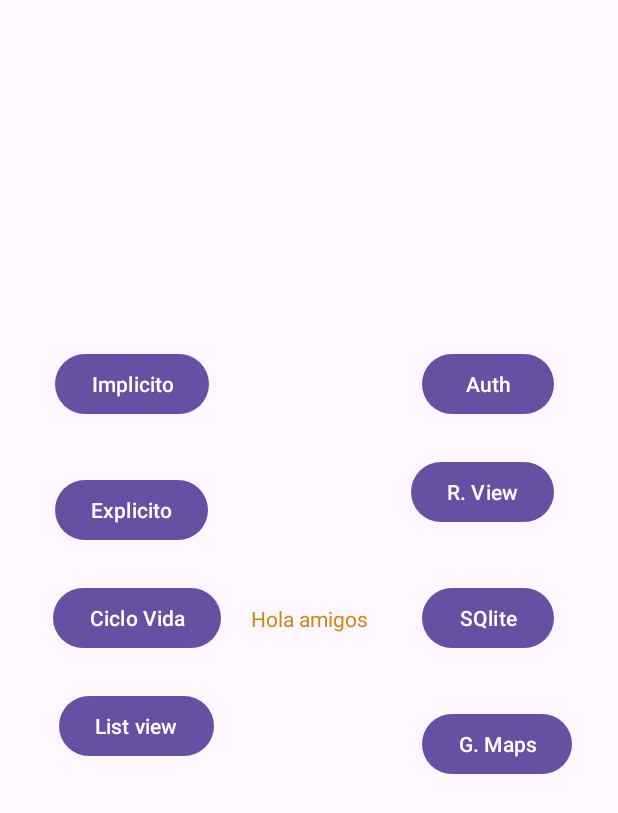
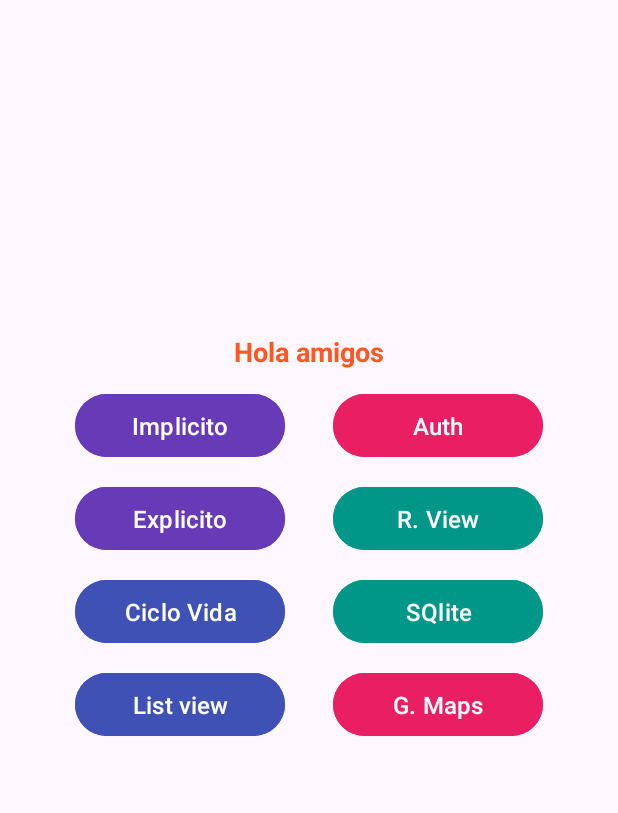
Before and after one commit to MOV-2024-B-CC-GR1/mov-gr1-calahorrano-cualchi-david-alejandro, an Android app: the screen it shows after launch (MainActivity), on a phone screen of 412 x 824 dp. Shown: the top 813 px of the screen. Run offline under Robolectric (Android 15) with nearby library versions, the phone set to English and light mode, and no system bars.

Commit message:
Refactored layout of activity_main.xml with added guideline, buttons and constraints and styles.

```diff
--- a/Android-01/app/src/main/res/layout/activity_main.xml
+++ b/Android-01/app/src/main/res/layout/activity_main.xml
@@ -8,104 +8,140 @@
     tools:context=".MainActivity"
     tools:ignore="DuplicateIds">
 
+    <!-- Línea guía para centrar mejor los elementos -->
+    <androidx.constraintlayout.widget.Guideline
+        android:id="@+id/guideline_vertical"
+        android:layout_width="wrap_content"
+        android:layout_height="wrap_content"
+        app:layout_constraintGuide_percent="0.5"
+        android:orientation="vertical" />
+
     <TextView
         android:id="@+id/textView"
         android:layout_width="wrap_content"
         android:layout_height="wrap_content"
-        android:text="@string/saludo"
-        android:textColor="@color/saludo_color"
-        app:layout_constraintBottom_toBottomOf="parent"
+        android:text="Hola amigos"
+        android:textColor="#FF5722"
+        android:textSize="18sp"
+        android:textStyle="bold"
+        app:layout_constraintBottom_toTopOf="@+id/btn_ciclo_vida"
         app:layout_constraintEnd_toEndOf="parent"
         app:layout_constraintStart_toStartOf="parent"
-        app:layout_constraintTop_toTopOf="parent" />
+        app:layout_constraintTop_toTopOf="parent"
+        app:layout_constraintVertical_bias="0.62" />
+
+    <!-- Botones de la izquierda -->
+    <Button
+        android:id="@+id/btn_ir_intent_implicito"
+        android:layout_width="140dp"
+        android:layout_height="50dp"
+        android:text="Implicito"
+        android:backgroundTint="#673AB7"
+        android:textColor="#FFFFFF"
+        android:textSize="16sp"
+        android:cornerRadius="16dp"
+        app:layout_constraintEnd_toStartOf="@id/guideline_vertical"
+        app:layout_constraintTop_toBottomOf="@+id/textView"
+        android:layout_marginEnd="16dp"
+        android:layout_marginTop="12dp" />
+
+    <Button
+        android:id="@+id/btn_ir_intent_explicito"
+        android:layout_width="140dp"
+        android:layout_height="50dp"
+        android:text="Explicito"
+        android:backgroundTint="#673AB7"
+        android:textColor="#FFFFFF"
+        android:textSize="16sp"
+        android:cornerRadius="16dp"
+        app:layout_constraintEnd_toStartOf="@id/guideline_vertical"
+        app:layout_constraintTop_toBottomOf="@+id/btn_ir_intent_implicito"
+        android:layout_marginEnd="16dp"
+        android:layout_marginTop="12dp" />
 
     <Button
         android:id="@+id/btn_ciclo_vida"
-        android:layout_width="wrap_content"
-        android:layout_height="wrap_content"
-        android:layout_marginEnd="20dp"
+        android:layout_width="140dp"
+        android:layout_height="50dp"
         android:text="Ciclo Vida"
-        app:layout_constraintBottom_toBottomOf="@+id/textView"
-        app:layout_constraintEnd_toStartOf="@+id/textView"
-        app:layout_constraintTop_toTopOf="@+id/textView"
-        app:layout_constraintVertical_bias="0.517" />
+        android:backgroundTint="#3F51B5"
+        android:textColor="#FFFFFF"
+        android:textSize="16sp"
+        android:cornerRadius="16dp"
+        app:layout_constraintEnd_toStartOf="@id/guideline_vertical"
+        app:layout_constraintTop_toBottomOf="@+id/btn_ir_intent_explicito"
+        android:layout_marginEnd="16dp"
+        android:layout_marginTop="12dp" />
 
     <Button
         android:id="@+id/btn_ir_list_view"
-        android:layout_width="wrap_content"
-        android:layout_height="wrap_content"
-        android:layout_marginTop="24dp"
+        android:layout_width="140dp"
+        android:layout_height="50dp"
         android:text="List view"
-        app:layout_constraintEnd_toEndOf="@+id/btn_ciclo_vida"
-        app:layout_constraintHorizontal_bias="0.476"
-        app:layout_constraintStart_toStartOf="@+id/btn_ciclo_vida"
-        app:layout_constraintTop_toBottomOf="@+id/btn_ciclo_vida" />
+        android:backgroundTint="#3F51B5"
+        android:textColor="#FFFFFF"
+        android:textSize="16sp"
+        android:cornerRadius="16dp"
+        app:layout_constraintEnd_toStartOf="@id/guideline_vertical"
+        app:layout_constraintTop_toBottomOf="@+id/btn_ciclo_vida"
+        android:layout_marginEnd="16dp"
+        android:layout_marginTop="12dp" />
+
+    <!-- Botones de la derecha -->
+    <Button
+        android:id="@+id/btn_intent_firebase_ui"
+        android:layout_width="140dp"
+        android:layout_height="50dp"
+        android:text="Auth"
+        android:backgroundTint="#E91E63"
+        android:textColor="#FFFFFF"
+        android:textSize="16sp"
+        android:cornerRadius="16dp"
+        app:layout_constraintStart_toEndOf="@id/guideline_vertical"
+        app:layout_constraintTop_toBottomOf="@+id/textView"
+        android:layout_marginStart="16dp"
+        android:layout_marginTop="12dp" />
 
     <Button
-        android:id="@+id/btn_ir_intent_explicito"
-        android:layout_width="wrap_content"
-        android:layout_height="wrap_content"
-        android:layout_marginBottom="24dp"
-        android:text="Explicito"
-        app:layout_constraintBottom_toTopOf="@+id/btn_ciclo_vida"
-        app:layout_constraintEnd_toEndOf="@+id/btn_ciclo_vida"
-        app:layout_constraintHorizontal_bias="0.142"
-        app:layout_constraintStart_toStartOf="@+id/btn_ciclo_vida" />
-
-    <Button
-        android:id="@+id/btn_ir_intent_implicito"
-        android:layout_width="wrap_content"
-        android:layout_height="wrap_content"
-        android:layout_marginBottom="36dp"
-        android:text="Implicito"
-        app:layout_constraintBottom_toTopOf="@+id/btn_ir_intent_explicito"
-        app:layout_constraintEnd_toEndOf="@+id/btn_ir_intent_explicito"
-        app:layout_constraintHorizontal_bias="0.0"
-        app:layout_constraintStart_toStartOf="@+id/btn_ir_intent_explicito" />
+        android:id="@+id/btn_recycler_view"
+        android:layout_width="140dp"
+        android:layout_height="50dp"
+        android:text="R. View"
+        android:backgroundTint="#009688"
+        android:textColor="#FFFFFF"
+        android:textSize="16sp"
+        android:cornerRadius="16dp"
+        app:layout_constraintStart_toEndOf="@id/guideline_vertical"
+        app:layout_constraintTop_toBottomOf="@+id/btn_intent_firebase_ui"
+        android:layout_marginStart="16dp"
+        android:layout_marginTop="12dp" />
 
     <Button
         android:id="@+id/btn_sqlite"
-        android:layout_width="wrap_content"
-        android:layout_height="wrap_content"
-        android:layout_marginStart="36dp"
+        android:layout_width="140dp"
+        android:layout_height="50dp"
         android:text="SQlite"
-        app:layout_constraintBottom_toBottomOf="@+id/textView"
-        app:layout_constraintStart_toEndOf="@+id/textView"
-        app:layout_constraintTop_toTopOf="@+id/textView"
-        app:layout_constraintVertical_bias="0.517" />
-
-    <Button
-        android:id="@+id/btn_recycler_view"
-        android:layout_width="wrap_content"
-        android:layout_height="wrap_content"
-        android:layout_marginBottom="36dp"
-        android:text="R. View"
-        app:layout_constraintBottom_toTopOf="@+id/btn_sqlite"
-        app:layout_constraintEnd_toEndOf="@+id/btn_sqlite"
-        app:layout_constraintHorizontal_bias="1.0"
-        app:layout_constraintStart_toStartOf="@+id/btn_sqlite" />
+        android:backgroundTint="#009688"
+        android:textColor="#FFFFFF"
+        android:textSize="16sp"
+        android:cornerRadius="16dp"
+        app:layout_constraintStart_toEndOf="@id/guideline_vertical"
+        app:layout_constraintTop_toBottomOf="@+id/btn_recycler_view"
+        android:layout_marginStart="16dp"
+        android:layout_marginTop="12dp" />
 
     <Button
         android:id="@+id/btn_google_maps"
-        android:layout_width="wrap_content"
-        android:layout_height="wrap_content"
-        android:layout_marginTop="36dp"
+        android:layout_width="140dp"
+        android:layout_height="50dp"
         android:text="G. Maps"
-        android:visibility="visible"
-        app:layout_constraintEnd_toEndOf="@+id/btn_sqlite"
-        app:layout_constraintHorizontal_bias="0.0"
-        app:layout_constraintStart_toStartOf="@+id/btn_sqlite"
-        app:layout_constraintTop_toBottomOf="@+id/btn_sqlite" />
-
-    <Button
-        android:id="@+id/btn_intent_firebase_ui"
-        android:layout_width="wrap_content"
-        android:layout_height="wrap_content"
-        android:layout_marginBottom="24dp"
-        android:text="Auth"
-        app:layout_constraintBottom_toTopOf="@+id/btn_recycler_view"
-        app:layout_constraintEnd_toEndOf="@+id/btn_recycler_view"
-        app:layout_constraintHorizontal_bias="1.0"
-        app:layout_constraintStart_toStartOf="@+id/btn_recycler_view" />
+        android:backgroundTint="#E91E63"
+        android:textColor="#FFFFFF"
+        android:textSize="16sp"
+        android:cornerRadius="16dp"
+        app:layout_constraintStart_toEndOf="@id/guideline_vertical"
+        app:layout_constraintTop_toBottomOf="@+id/btn_sqlite"
+        android:layout_marginStart="16dp"
+        android:layout_marginTop="12dp" />
 
 </androidx.constraintlayout.widget.ConstraintLayout>
```
